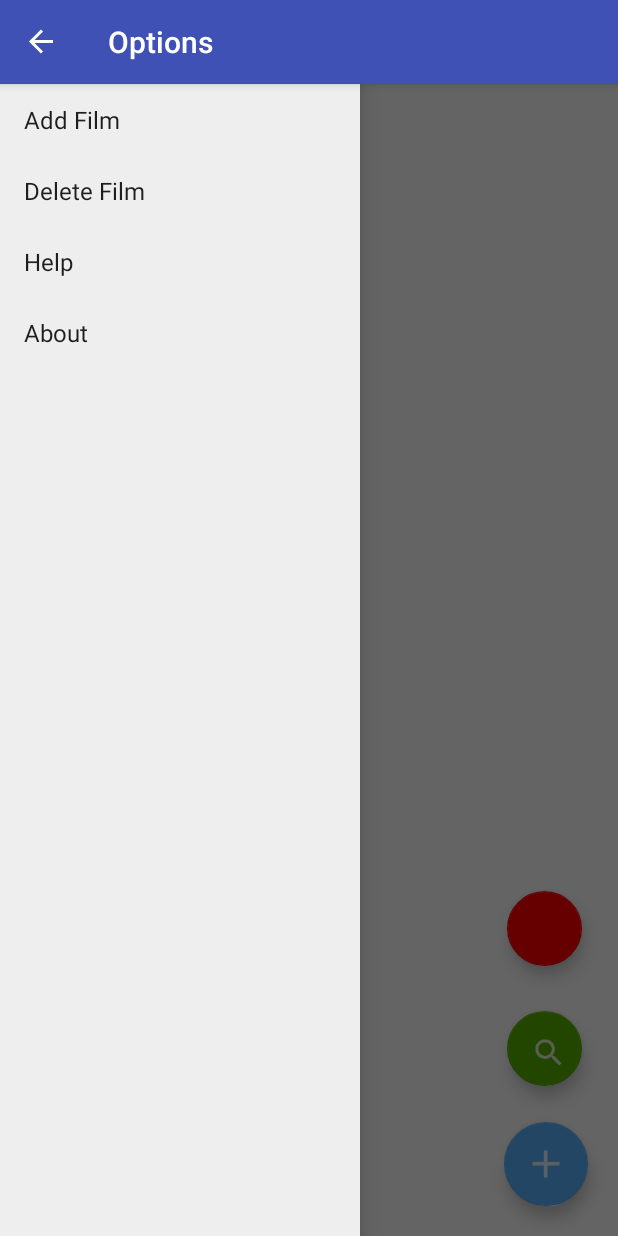
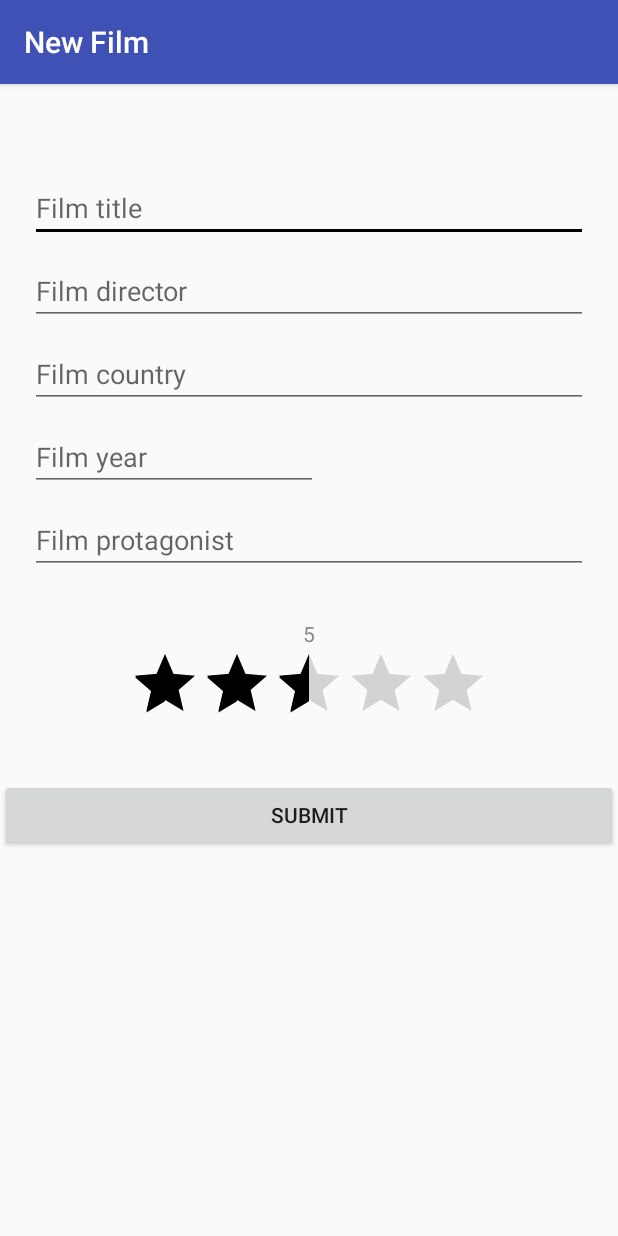
Before and after one commit to JosepBernad/MyFilmDatabase, an Android app: the screen it shows after launch (MainActivity before the commit, NewFilmActivity after it), after a tap on "Add Film", on a phone screen of 412 x 824 dp. Run offline under Robolectric (Android 15) with nearby library versions, the phone set to English and light mode, and no system bars; 3 statements that could not run were skipped; 2 other taps on this screen came first.

Commit message:
Titols, el add del navigation ja funciona i la pantalla de add ara te scroll

```diff
--- a/app/src/main/java/com/example/pr_idi/mydatabaseexample/MainActivity.java
+++ b/app/src/main/java/com/example/pr_idi/mydatabaseexample/MainActivity.java
@@ -2,35 +2,21 @@ package com.example.pr_idi.mydatabaseexample;
 
 
 import java.util.ArrayList;
-import java.util.Arrays;
-import java.util.List;
-import java.util.Random;
 
 import android.content.res.Configuration;
 import android.support.v7.app.ActionBarDrawerToggle;
 import android.view.MenuItem;
 import android.widget.ListView;
-import android.app.ListActivity;
 import android.content.Intent;
-import android.media.Image;
 import android.os.Bundle;
 import android.support.design.widget.FloatingActionButton;
 import android.support.v4.widget.DrawerLayout;
-import android.support.v7.app.ActionBar;
-import android.support.v7.app.AppCompatActivity;
 import android.support.v7.app.AppCompatActivity;
 import android.support.v7.widget.LinearLayoutManager;
 import android.support.v7.widget.RecyclerView;
-import android.support.v7.widget.Toolbar;
-import android.util.Log;
-import android.view.Menu;
-import android.view.MenuInflater;
 import android.view.View;
 import android.widget.AdapterView;
 import android.widget.ArrayAdapter;
-import android.widget.Button;
-import android.widget.ImageButton;
-import android.widget.ListView;
 import android.widget.Toast;
 
 import com.example.pr_idi.mydatabaseexample.Adapters.FilmsAdapter;
@@ -40,7 +26,6 @@ import com.example.pr_idi.mydatabaseexample.Class.FilmData;
 import static com.example.pr_idi.mydatabaseexample.R.layout.main;
 
 
-//public class MainActivity extends ListActivity implements View.OnClickListener
 public class MainActivity extends AppCompatActivity implements View.OnClickListener
 {
     public ListView mainListView;
@@ -66,6 +51,7 @@ public class MainActivity extends AppCompatActivity implements View.OnClickListe
         super.onCreate(savedInstanceState);
         setContentView(main);
         mainListView = (ListView) findViewById(R.id.my_list);
+        getSupportActionBar().setTitle("My Films");
 
         /** (+) Add button */
         FloatingActionButton addButton = (FloatingActionButton) findViewById(R.id.addButton);
@@ -95,6 +81,7 @@ public class MainActivity extends AppCompatActivity implements View.OnClickListe
 
 
         ////// Navigation Drawer/////////
+
         getSupportActionBar().setDisplayHomeAsUpEnabled(true);
         getSupportActionBar().setHomeButtonEnabled(true);
 
@@ -105,6 +92,7 @@ public class MainActivity extends AppCompatActivity implements View.OnClickListe
         addDrawerItems();
 
         setupDrawer();
+
         /////End Navigaion Drawer//////
 
     }
@@ -160,10 +148,12 @@ public class MainActivity extends AppCompatActivity implements View.OnClickListe
             public void onItemClick(AdapterView<?> parent, View view, int position, long id) {
                 switch (position) {
                     case 0: //cas Add Film
-                        Toast.makeText(MainActivity.this, "No se que he de posar aqui jaja", Toast.LENGTH_SHORT).show();
+                        filmData.close();
+                        Intent i = new Intent(MainActivity.this, NewFilmActivity.class);
+                        startActivity(i);
                         break;
                     case 1: //cas Delete Film
-                        Toast.makeText(MainActivity.this, "Aqui tampoc se que s'ha de posar", Toast.LENGTH_SHORT).show();
+                        Toast.makeText(MainActivity.this, "No se borrar pelis OK?", Toast.LENGTH_SHORT).show();
                         break;
                     case 2: //cas Help
                         Toast.makeText(MainActivity.this, "Help encara s'ha de implementar XD", Toast.LENGTH_SHORT).show();
@@ -190,7 +180,7 @@ public class MainActivity extends AppCompatActivity implements View.OnClickListe
             /** Es crida quan el drawer esta completament tancat */
             public void onDrawerClosed(View view) {
                 super.onDrawerClosed(view);
-                getSupportActionBar().setTitle(mActivityTitle);
+                getSupportActionBar().setTitle("My Films");
                 invalidateOptionsMenu();
             }
         };
@@ -229,4 +219,5 @@ public class MainActivity extends AppCompatActivity implements View.OnClickListe
         mDrawerToggle.onConfigurationChanged(newConfig);
     }
 
+
 }
--- a/app/src/main/java/com/example/pr_idi/mydatabaseexample/NewFilmActivity.java
+++ b/app/src/main/java/com/example/pr_idi/mydatabaseexample/NewFilmActivity.java
@@ -2,10 +2,13 @@ package com.example.pr_idi.mydatabaseexample;
 
 import android.app.Activity;
 import android.content.Context;
+import android.content.res.Configuration;
 import android.net.Uri;
 import android.os.Bundle;
 import android.os.PersistableBundle;
 import android.support.annotation.Nullable;
+import android.support.v7.app.ActionBarDrawerToggle;
+import android.support.v7.app.AppCompatActivity;
 import android.util.AttributeSet;
 import android.util.Log;
 import android.view.View;
@@ -28,7 +31,7 @@ import org.w3c.dom.Text;
  * Created by SigmundFreud on 21/12/16.
  */
 
-public class NewFilmActivity extends Activity {
+public class NewFilmActivity extends AppCompatActivity {
     /**
      * setContentView(R.layout.add_film);
      */
@@ -48,7 +51,13 @@ public class NewFilmActivity extends Activity {
     public void onCreate(Bundle savedInstanceState) {
         super.onCreate(savedInstanceState);
         setContentView(R.layout.main);
+        //Per cambiar el titol de la action bar
+        getSupportActionBar().setTitle("New Film");
+        /* Aixo seria per afegir el boto per tirar enrere o obrir el navigation drawer
 
+        getSupportActionBar().setDisplayHomeAsUpEnabled(true);
+        getSupportActionBar().setHomeButtonEnabled(true);
+        */
         setContentView(R.layout.add_film_view);
 
         listenerForRatingBar();
--- a/app/src/main/res/layout/add_film_view.xml
+++ b/app/src/main/res/layout/add_film_view.xml
@@ -1,4 +1,8 @@
 <?xml version="1.0" encoding="utf-8"?>
+<ScrollView xmlns:android="http://schemas.android.com/apk/res/android"
+    android:layout_width="match_parent"
+    android:layout_height="match_parent" >
+
         <LinearLayout xmlns:android="http://schemas.android.com/apk/res/android"
         xmlns:app="http://schemas.android.com/apk/res-auto"
         android:orientation="vertical"
@@ -16,7 +20,7 @@
         android:ems="10"
         android:layout_weight="0.05"
         android:layout_alignParentTop="true"
-    android:layout_marginTop="70dp"
+        android:layout_marginTop="60dp"
         android:layout_marginStart="20dp"
         android:layout_marginEnd="20dp"/>
 
@@ -112,3 +116,4 @@
 
 
     </LinearLayout>
+</ScrollView>
```
Lines whose indentation alone changed are shown as unchanged.
